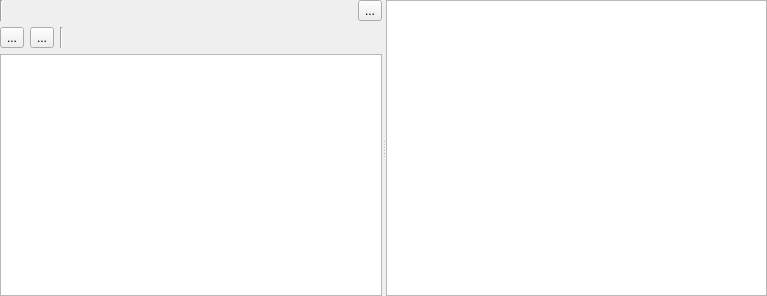
First picture: the form in Editor/src/Widget/Auxiliary/AuxTileSet.ui, repository GameOverture/HarmonyEngine, before the edit.
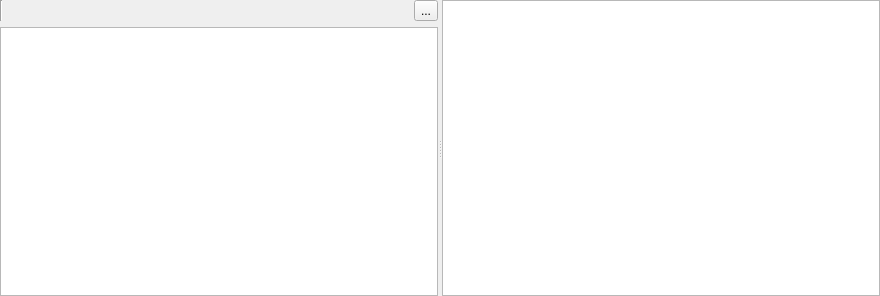
Second picture: the form after the edit. Icons and pictures are not drawn.

Commit message: WIP TileSet assets

```diff
--- a/Editor/src/Widget/Auxiliary/AuxTileSet.ui
+++ b/Editor/src/Widget/Auxiliary/AuxTileSet.ui
@@ -6,7 +6,7 @@
    <rect>
     <x>0</x>
     <y>0</y>
-    <width>767</width>
+    <width>880</width>
     <height>296</height>
    </rect>
   </property>
@@ -66,50 +66,12 @@
           </widget>
          </item>
          <item>
-          <widget class="QToolButton" name="toolButton">
-           <property name="text">
-            <string>...</string>
-           </property>
-          </widget>
-         </item>
-        </layout>
-       </item>
-       <item>
-        <layout class="QHBoxLayout" name="horizontalLayout_2">
-         <item>
-          <widget class="QToolButton" name="btnImportTiles">
-           <property name="text">
-            <string>...</string>
-           </property>
-          </widget>
-         </item>
-         <item>
           <widget class="QToolButton" name="btnImportTileSheet">
            <property name="text">
             <string>...</string>
            </property>
           </widget>
          </item>
-         <item>
-          <widget class="Line" name="line_6">
-           <property name="orientation">
-            <enum>Qt::Vertical</enum>
-           </property>
-          </widget>
-         </item>
-         <item>
-          <spacer name="horizontalSpacer">
-           <property name="orientation">
-            <enum>Qt::Horizontal</enum>
-           </property>
-           <property name="sizeHint" stdset="0">
-            <size>
-             <width>40</width>
-             <height>20</height>
-            </size>
-           </property>
-          </spacer>
-         </item>
         </layout>
        </item>
        <item>
```
Left out of the diff: 16 changed lines with no effect on the pictures. The commit also changes 14 other files.
